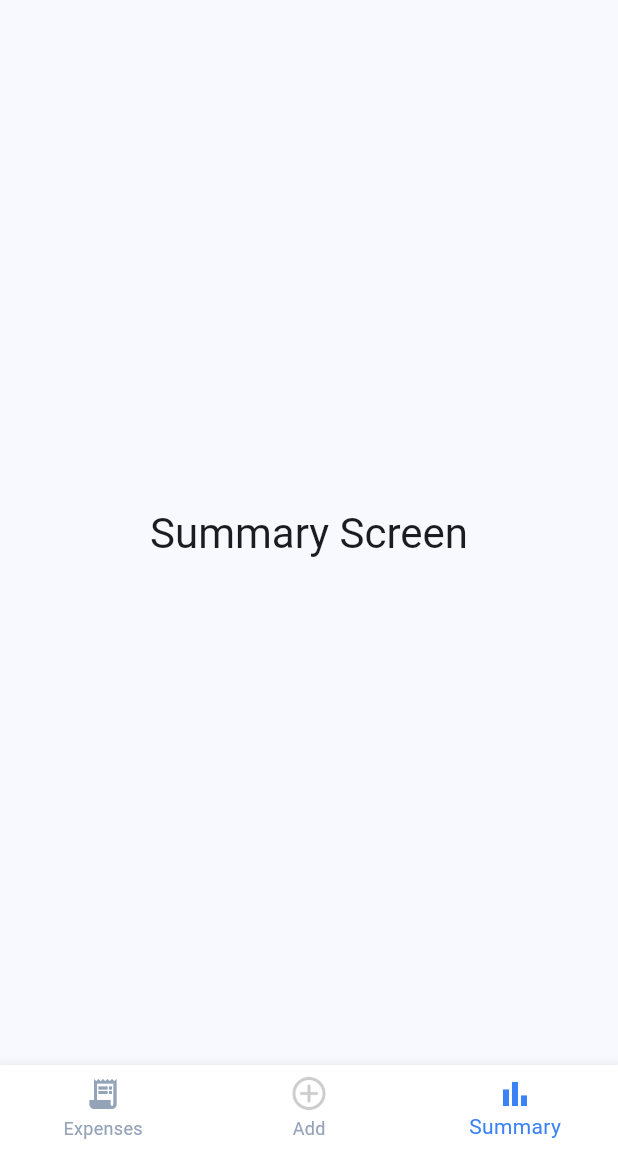
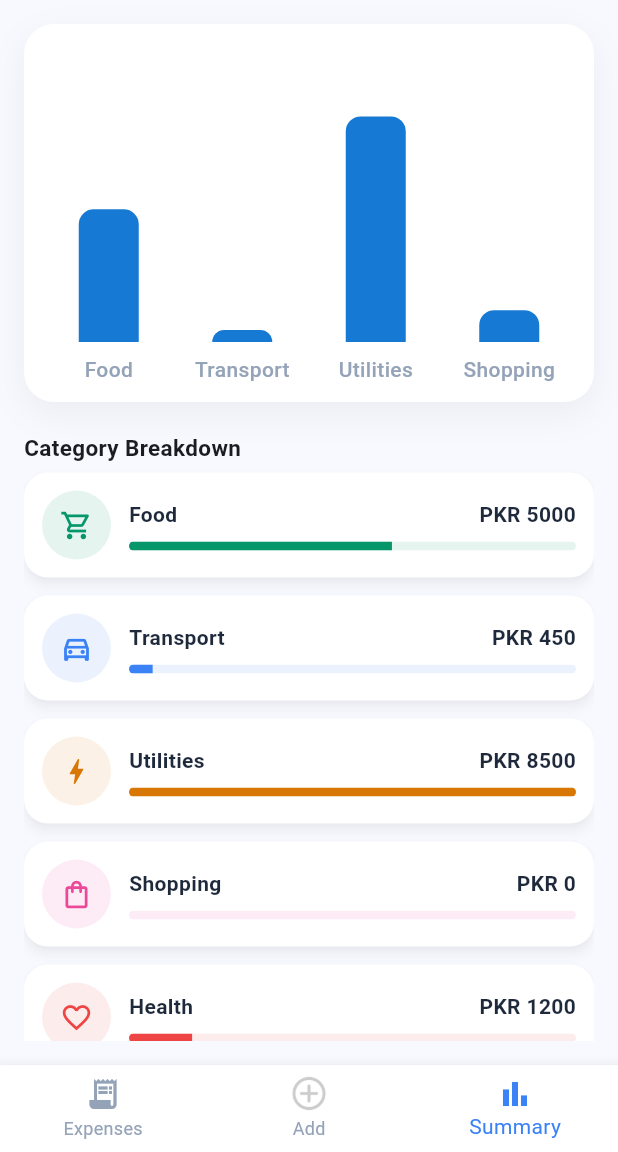
Before and after one commit to Rayyan-Wahid/SpendWise, a Flutter app: the screen it shows after launch, item 3 of the bottom bar chosen, on a phone screen of 412 x 824 dp, the part 84-1236 px from its top. Run offline on Flutter 3.47's test engine with Material 3 defaults, Android fonts, the phone set to English and light mode, and no system bars; drawn by our look-alikes of fl_chart; Roboto replaces fonts that are missing (SF Pro Display).

Commit message:
Implemented UI for summary scree, another UI file for summary_card and performed testing using mockdata. Overflow error in listview on summary screen.

```diff
--- a/lib/screens/summary.dart
+++ b/lib/screens/summary.dart
@@ -1,4 +1,8 @@
+import 'package:fl_chart/fl_chart.dart';
 import 'package:flutter/material.dart';
+import 'package:myspendwise/data/category.dart';
+import 'package:myspendwise/data/expense_data.dart';
+import 'package:myspendwise/widgets/summary_card.dart';
 import '../config/app_colors.dart';
 
 class SummaryScreen extends StatefulWidget {
@@ -9,15 +13,153 @@ class SummaryScreen extends StatefulWidget {
 }
 
 class _SummaryScreenState extends State<SummaryScreen> {
+  // Category short labels matching the screenshot order
+  static const List<String> _labels = [
+    'Food',
+    'Transport',
+    'Utilities',
+    'Shopping',
+    'Health',
+    'Others',
+  ];
+
+  List<BarChartGroupData> buildBars(Map<String, double> totals) {
+    final entries = totals.entries.toList();
+
+    return List.generate(entries.length, (index) {
+      return BarChartGroupData(
+        x: index,
+        barRods: [
+          BarChartRodData(
+            toY: entries[index].value,
+            width: 40,
+            // Rounded top corners only, flat bottom — like the screenshot
+            borderRadius: const BorderRadius.only(
+              topLeft: Radius.circular(10),
+              topRight: Radius.circular(10),
+            ),
+            color: AppColors.primary,
+          ),
+        ],
+      );
+    });
+  }
+
   @override
   Widget build(BuildContext context) {
+    final total = categoryTotals(mockExpenses);
+    final double maximumTotal = total.values.reduce((a, b) => a > b ? a : b);
+
     return Scaffold(
-      body: Center(
-        child: Text(
-          'Summary Screen',
-          style: Theme.of(context).textTheme.headlineMedium,
+      body: Padding(
+        padding: const EdgeInsets.all(16),
+        child: Column(
+          crossAxisAlignment: CrossAxisAlignment.start,
+          children: [
+            Container(
+              width: double.infinity,
+              padding: const EdgeInsets.fromLTRB(12, 24, 12, 8),
+              decoration: BoxDecoration(
+                color: Colors.white,
+                borderRadius: BorderRadius.circular(20),
+                boxShadow: [
+                  BoxShadow(
+                    blurRadius: 20,
+                    color: Colors.black.withOpacity(0.05),
+                    offset: const Offset(0, 8),
+                  ),
+                ],
+              ),
+              child: SizedBox(
+                height: 220,
+                child: BarChart(
+                  BarChartData(
+                    alignment: BarChartAlignment.spaceAround,
+                    maxY:
+                        (total.values.isEmpty
+                            ? 100
+                            : total.values.reduce((a, b) => a > b ? a : b)) *
+                        1.25, // headroom above tallest bar
+                    barGroups: buildBars(total),
+                    titlesData: FlTitlesData(
+                      // Hide left, right, top axes
+                      leftTitles: AxisTitles(
+                        sideTitles: SideTitles(showTitles: false),
+                      ),
+                      rightTitles: AxisTitles(
+                        sideTitles: SideTitles(showTitles: false),
+                      ),
+                      topTitles: AxisTitles(
+                        sideTitles: SideTitles(showTitles: false),
+                      ),
+                      // Category labels at the bottom
+                      bottomTitles: AxisTitles(
+                        sideTitles: SideTitles(
+                          showTitles: true,
+                          reservedSize: 32,
+                          getTitlesWidget: (value, meta) {
+                            final index = value.toInt();
+                            if (index < 0 || index >= _labels.length) {
+                              return const SizedBox.shrink();
+                            }
+                            return Padding(
+                              padding: const EdgeInsets.only(top: 8),
+                              child: Text(
+                                _labels[index],
+                                style: const TextStyle(
+                                  fontSize: 14,
+                                  color: AppColors.textMuted,
+                                  fontWeight: FontWeight.w500,
+                                ),
+                              ),
+                            );
+                          },
+                        ),
+                      ),
+                    ),
+                    borderData: FlBorderData(show: false),
+                    gridData: FlGridData(show: false), // clean, no grid lines
+                    barTouchData: BarTouchData(enabled: false),
+                  ),
+                ),
+              ),
+            ),
+            const SizedBox(height: 20),
+            Text(
+              'Category Breakdown',
+              style: TextStyle(fontWeight: FontWeight.w600, fontSize: 15),
+            ),
+            Expanded(
+              child: ListView.builder(
+                itemCount: _labels.length,
+                itemBuilder: (context, index) {
+                  final label = _labels[index];
+                  final double? categoryTotal = total[label] ?? 0.0;
+                  return SummaryCard(
+                    total: categoryTotal!,
+                    category: categoryMap[label]!,
+                    maximum: maximumTotal,
+                  );
+                },
+              ),
+            ),
+          ],
         ),
       ),
     );
   }
 }
+
+Map<String, double> categoryTotals(List<Expense> expenses) {
+  final totals = <String, double>{};
+
+  for (final expense in expenses) {
+    totals.update(
+      expense.category,
+      (value) => value + expense.price,
+      ifAbsent: () => expense.price,
+    );
+  }
+
+  return totals;
+}
--- a/lib/widgets/summary_card.dart
+++ b/lib/widgets/summary_card.dart
@@ -5,81 +5,82 @@ import '../data/expense_data.dart';
 import '../data/category.dart';
 
 class SummaryCard extends StatelessWidget {
-  final Expense expense;
+  final double total;
+  final Category category;
+  final double maximum;
 
-  const SummaryCard({super.key, required this.expense});
+  const SummaryCard({
+    super.key,
+    required this.total,
+    required this.category,
+    required this.maximum,
+  });
 
   @override
   Widget build(BuildContext context) {
-    final config = categoryMap[expense.category] ?? categoryMap['Other']!;
-    final formattedDate = DateFormat('MMMM d, y - h:mm a').format(expense.date);
-    return Container(
-      height: 120,
-      width: double.infinity,
+    final ratio = maximum > 0 ? (total / maximum).clamp(0.0, 1.0) : 0.0;
 
-      child: Card(
-        elevation: 6,
+    return Card(
+      elevation: 3,
       shadowColor: Colors.black26,
-        margin: const EdgeInsets.symmetric(horizontal: 16, vertical: 8),
+      margin: const EdgeInsets.symmetric(vertical: 6),
       color: Colors.white,
       shape: RoundedRectangleBorder(borderRadius: BorderRadius.circular(16)),
+      child: Padding(
+        padding: const EdgeInsets.all(12),
         child: Row(
           children: [
+            // Icon
             Container(
-              width: 50,
-              height: 50,
-              margin: const EdgeInsets.all(16),
+              width: 46,
+              height: 46,
               alignment: Alignment.center,
               decoration: BoxDecoration(
-                color: config.color.withOpacity(0.1),
-                borderRadius: const BorderRadius.all(Radius.circular(10)),
+                color: category.color.withOpacity(0.1),
+                shape: BoxShape.circle,
               ),
-              child: Icon(config.icon, color: config.color, size: 25),
+              child: Icon(category.icon, color: category.color, size: 22),
             ),
+            const SizedBox(width: 12),
+            // Name + amount + progress bar
             Expanded(
               child: Column(
-                mainAxisAlignment: MainAxisAlignment.center,
+                mainAxisSize: MainAxisSize.min, // 👈 key fix
                 crossAxisAlignment: CrossAxisAlignment.start,
                 children: [
+                  Row(
+                    mainAxisAlignment: MainAxisAlignment.spaceBetween,
+                    children: [
                       Text(
-                    expense.title,
-                    maxLines: 1,
-                    overflow: TextOverflow.ellipsis,
+                        category.name,
                         style: const TextStyle(
+                          fontSize: 14,
+                          fontWeight: FontWeight.w700,
                           color: AppColors.textPrimary,
-                      letterSpacing: -0.4,
-                      fontSize: 15,
-                      fontWeight: FontWeight.bold,
                         ),
                       ),
                       Text(
-                    formattedDate, // show only date
-                    maxLines: 1,
-                    overflow: TextOverflow.ellipsis,
-                    style: TextStyle(
-                      fontSize: 11,
-                      fontWeight: FontWeight.bold,
-                      color: AppColors.categoryOther,
-                      letterSpacing: -0.4,
+                        'PKR ${total.toStringAsFixed(0)}',
+                        style: const TextStyle(
+                          fontSize: 14,
+                          fontWeight: FontWeight.w700,
+                          color: Color(0xFF1E293B),
                         ),
                       ),
                     ],
                   ),
+                  const SizedBox(height: 8),
+                  // 👇 No Expanded here — just a fixed height SizedBox
+                  SizedBox(
+                    height: 6,
+                    child: ClipRRect(
+                      borderRadius: BorderRadius.circular(8),
+                      child: LinearProgressIndicator(
+                        value: ratio,
+                        backgroundColor: category.color.withOpacity(0.1),
+                        valueColor: AlwaysStoppedAnimation<Color>(
+                          category.color,
                         ),
-            Padding(
-              padding: const EdgeInsets.all(11.0),
-              child: Column(
-                crossAxisAlignment: CrossAxisAlignment.end,
-                children: [
-                  Expanded(
-                    child: Text(
-                      'PKR ${expense.price.toStringAsFixed(0)}',
-                      maxLines: 1,
-                      overflow: TextOverflow.ellipsis,
-                      style: const TextStyle(
-                        fontSize: 17,
-                        fontWeight: FontWeight.w700,
-                        color: Color(0xFF1E293B),
                       ),
                     ),
                   ),
```
Lines whose indentation alone changed are shown as unchanged.
